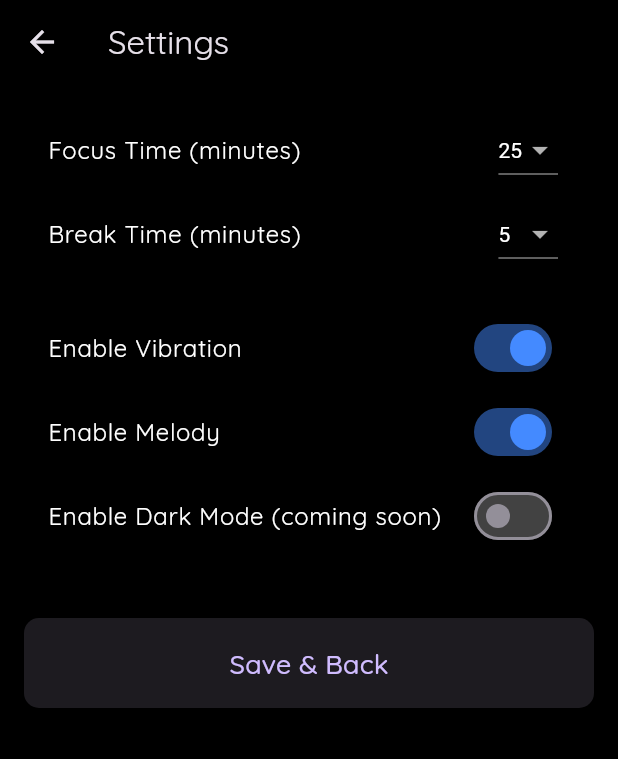
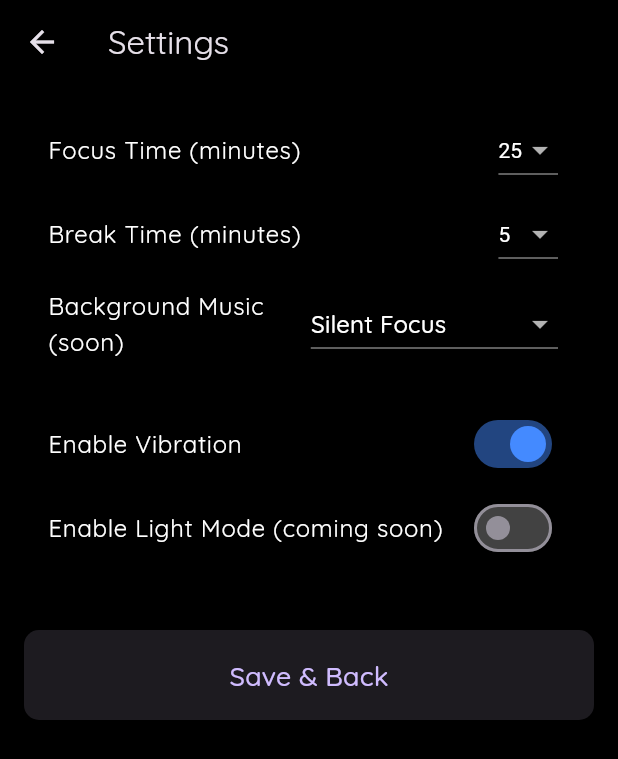
Before and after one commit to Omadbek01/Pomodoro_productivity, a Flutter app: the screen it shows after launch, after a tap on the "play arrow" icon, after a tap on the "settings" icon, on a phone screen of 412 x 824 dp. Shown: the top 759 px of the screen. Run offline on Flutter 3.47's test engine with Material 3 defaults, Android fonts, the phone set to English and light mode, and no system bars; our stand-ins replace circular_countdown_timer, flutter_local_notifications, permission_handler, shared_preferences, timezone, vibration; missing offline and left inert: android_alarm_manager_plus, blinking_text, flutter_foreground_task, ndialog.

Commit message:
Alarm notification with foreground task running

```diff
--- a/lib/main.dart
+++ b/lib/main.dart
@@ -1,11 +1,19 @@
 import 'package:flutter/material.dart';
+import 'package:flutter_local_notifications/flutter_local_notifications.dart';
 import 'screens/home_page.dart';
 import 'package:timezone/data/latest.dart' as tz;
 
+FlutterLocalNotificationsPlugin flutterLocalNotificationsPlugin =
+FlutterLocalNotificationsPlugin();
 
 Future<void> main() async {
   WidgetsFlutterBinding.ensureInitialized();
   tz.initializeTimeZones();
+
+  flutterLocalNotificationsPlugin
+      .resolvePlatformSpecificImplementation<
+      AndroidFlutterLocalNotificationsPlugin>()!
+      .requestNotificationsPermission();
   runApp(const Pomodoro());
 }
 
--- a/lib/notification/alarm_manager.dart
+++ /dev/null
@@ -1,104 +0,0 @@
-import 'package:flutter_local_notifications/flutter_local_notifications.dart';
-import 'package:timezone/timezone.dart' as tz;
-import 'package:timezone/data/latest_all.dart' as tz;
-import 'package:vibration/vibration.dart';
-
-class PomodoroAlarmManager {
-  final FlutterLocalNotificationsPlugin flutterLocalNotificationsPlugin =
-  FlutterLocalNotificationsPlugin();
-
-  bool _isPaused = false;
-  int? _remainingTime; // Remaining time in seconds when paused
-  int? _originalDuration; // Original duration of the timer
-  int _notificationId = 0; // Unique ID for each notification
-
-  PomodoroAlarmManager() {
-    _initialize();
-  }
-
-  Future<void> _initialize() async {
-    // Initialize Timezone and Notifications
-    tz.initializeTimeZones();
-
-    // Android and iOS initialization settings
-    const AndroidInitializationSettings initializationSettingsAndroid =
-    AndroidInitializationSettings('@mipmap/ic_launcher');
-    const InitializationSettings initializationSettings = InitializationSettings(
-      android: initializationSettingsAndroid,
-      iOS: DarwinInitializationSettings(),
-    );
-
-    // Initialize the notification plugin
-    await flutterLocalNotificationsPlugin.initialize(
-      initializationSettings,
-      onDidReceiveNotificationResponse: (response) {
-        print('Notification clicked with payload: ${response.payload}');
-      },
-    );
-  }
-
-  Future<void> schedulePomodoroAlarm({
-    required int durationInSeconds, // Duration in seconds for the Pomodoro session
-    String alarmTitle = 'Pomodoro Complete', // Default notification title
-    String alarmBody = 'Time to take a break!', // Default notification body
-  }) async {
-    // Store original duration
-    _originalDuration = durationInSeconds;
-    _remainingTime = durationInSeconds;
-
-    // Calculate the time when the alarm should trigger
-    final now = tz.TZDateTime.now(tz.local);
-    final scheduledTime = now.add(Duration(seconds: durationInSeconds));
-
-    // Notification details
-    const AndroidNotificationDetails androidPlatformChannelSpecifics =
-    AndroidNotificationDetails(
-      'pomodoro_channel_id', // Channel ID
-      'Pomodoro Notifications', // Channel name
-      channelDescription: 'Notifications for Pomodoro timer completion',
-      importance: Importance.max,
-      priority: Priority.high,
-      sound: RawResourceAndroidNotificationSound('notification'), // Custom sound
-      playSound: true,
-    );
-    const NotificationDetails platformChannelSpecifics =
-    NotificationDetails(android: androidPlatformChannelSpecifics);
-
-    // Schedule the notification
-    await flutterLocalNotificationsPlugin.zonedSchedule(
-      _notificationId, // Notification ID
-      alarmTitle, // Notification title
-      alarmBody, // Notification body
-      scheduledTime, // Scheduled time
-      platformChannelSpecifics, // Notification details
-      androidScheduleMode: AndroidScheduleMode.exactAllowWhileIdle,
-      uiLocalNotificationDateInterpretation:
-      UILocalNotificationDateInterpretation.absoluteTime,
-    );
-
-    // Schedule vibration when the alarm triggers
-    Future.delayed(Duration(seconds: durationInSeconds), () async {
-      if (await Vibration.hasVibrator() == true) {
-        Vibration.vibrate(pattern: [0, 1000, 500, 1000]); // Vibrate with pattern
-      }
-    });
-
-    print('Pomodoro alarm scheduled for: $scheduledTime');
-  }
-
-
-
-  Future<void> cancelPomodoroAlarm() async {
-    // Cancel the current notification and reset the timer
-    _remainingTime = null;
-    _originalDuration = null;
-    _isPaused = false;
-    await Future.delayed(Duration(seconds: 2));
-    if (await Vibration.hasVibrator() == true) {
-      Vibration.cancel(); // Stop ongoing vibration
-    }
-    await flutterLocalNotificationsPlugin.cancel(_notificationId);
-
-    print('Pomodoro alarm reset.');
-  }
-}
--- /dev/null
+++ b/lib/notification/alarm_manager_foreground.dart
@@ -0,0 +1,225 @@
+import 'package:flutter/cupertino.dart';
+import 'package:flutter_local_notifications/flutter_local_notifications.dart';
+import 'package:timezone/timezone.dart' as tz;
+import 'package:timezone/data/latest_all.dart' as tz;
+import 'package:flutter_foreground_task/flutter_foreground_task.dart';
+import 'package:shared_preferences/shared_preferences.dart';
+import 'package:vibration/vibration.dart';
+
+class PomodoroAlarmManager {
+  final FlutterLocalNotificationsPlugin flutterLocalNotificationsPlugin =
+  FlutterLocalNotificationsPlugin();
+
+  bool _isPaused = false;
+  int? _remainingTime; // Remaining time in seconds when paused
+  int? _originalDuration; // Original duration of the timer
+  int _notificationId = 0; // Unique ID for each notification
+
+  PomodoroAlarmManager() {
+    _initialize();
+  }
+
+  Future<void> _initialize() async {
+    // Initialize Timezone and Notifications
+    tz.initializeTimeZones();
+
+    // Android and iOS initialization settings
+    const AndroidInitializationSettings initializationSettingsAndroid =
+    AndroidInitializationSettings('@mipmap/ic_launcher');
+    const InitializationSettings initializationSettings =
+    InitializationSettings(
+      android: initializationSettingsAndroid,
+      iOS: DarwinInitializationSettings(),
+    );
+
+    // Initialize the notification plugin
+    await flutterLocalNotificationsPlugin.initialize(
+      initializationSettings,
+      onDidReceiveNotificationResponse: (response) {
+        print('Notification clicked with payload: ${response.payload}');
+        if (response.payload == 'alarm') {
+          _handleAlarm();
+        }
+      },
+    );
+
+    // Initialize Flutter Foreground Task
+    FlutterForegroundTask.init(
+      androidNotificationOptions: AndroidNotificationOptions(
+        channelId: 'foreground_service',
+        channelName: 'Pomodoro Timer',
+        channelDescription: 'Timer running in the background',
+        onlyAlertOnce: true,
+        playSound: false,
+        priority: NotificationPriority.HIGH,
+      ),
+      iosNotificationOptions: const IOSNotificationOptions(
+        showNotification: true,
+        playSound: false,
+      ),
+      foregroundTaskOptions: ForegroundTaskOptions(
+        eventAction: ForegroundTaskEventAction.repeat(1000), // 1-second interval
+        autoRunOnBoot: true,
+        allowWakeLock: true,
+        allowWifiLock: true,
+      ),
+    );
+    debugPrint('Flutter foreground task initialized.');
+  }
+
+  Future<void> startForegroundTask() async {
+    if (await FlutterForegroundTask.isRunningService) {
+      print('Foreground task is already running.');
+      return;
+    }
+
+    await FlutterForegroundTask.startService(
+      notificationTitle: 'Pomodoro Timer',
+      notificationText: 'Timer is running...',
+      callback: _foregroundTaskCallback,
+    );
+    debugPrint('Flutter foreground task has started.');
+  }
+
+  Future<void> stopForegroundTask() async {
+    if (await FlutterForegroundTask.isRunningService) {
+      await FlutterForegroundTask.stopService();
+      print('Foreground task stopped.');
+    }
+  }
+
+  Future<void> schedulePomodoroAlarm({
+    required int durationInSeconds,
+    String alarmTitle = 'Pomodoro Complete',
+    String alarmBody = 'Time to take a break!',
+  }) async {
+    // Store original duration
+    _originalDuration = durationInSeconds;
+    _remainingTime = durationInSeconds;
+
+    // Calculate and save alarm time
+    final now = tz.TZDateTime.now(tz.local);
+    final scheduledTime = now.add(Duration(seconds: durationInSeconds));
+    await _saveAlarmTime(scheduledTime);
+
+    // Notification details
+    const AndroidNotificationDetails androidPlatformChannelSpecifics =
+    AndroidNotificationDetails(
+      'pomodoro_channel_id',
+      'Pomodoro Notifications',
+      channelDescription: 'Notifications for Pomodoro timer completion',
+      importance: Importance.max,
+      priority: Priority.high,
+      sound: RawResourceAndroidNotificationSound('notification'),
+      playSound: true,
+    );
+    const NotificationDetails platformChannelSpecifics =
+    NotificationDetails(android: androidPlatformChannelSpecifics);
+
+    // Schedule the notification
+    await flutterLocalNotificationsPlugin.zonedSchedule(
+      _notificationId,
+      alarmTitle,
+      alarmBody,
+      scheduledTime,
+      platformChannelSpecifics,
+      androidAllowWhileIdle: true,
+      androidScheduleMode: AndroidScheduleMode.exactAllowWhileIdle,
+      uiLocalNotificationDateInterpretation:
+      UILocalNotificationDateInterpretation.absoluteTime,
+      matchDateTimeComponents: DateTimeComponents.time,
+      payload: 'alarm', // Payload to identify the notification callback
+    );
+
+    // Start the foreground service
+    await startForegroundTask();
+
+    print('Pomodoro alarm scheduled for: $scheduledTime');
+  }
+
+  Future<void> cancelPomodoroAlarm() async {
+    // Cancel the current notification and reset the timer
+    _remainingTime = null;
+    _originalDuration = null;
+    _isPaused = false;
+    await stopForegroundTask();
+    if (await Vibration.hasVibrator() == true) {
+      Vibration.cancel();
+    }
+    await flutterLocalNotificationsPlugin.cancel(_notificationId);
+    await _clearAlarmTime();
+    print('Pomodoro alarm reset.');
+  }
+
+  /// Handle the alarm (vibration + stop foreground task)
+  Future<void> _handleAlarm() async {
+    if (await Vibration.hasVibrator() == true) {
+      Vibration.vibrate(pattern: [0, 1000, 500, 1000]);
+    }
+
+    // Stop the foreground task once the timer ends
+    await stopForegroundTask();
+  }
+
+  /// Save the alarm time to shared preferences
+  Future<void> _saveAlarmTime(DateTime alarmTime) async {
+    SharedPreferences prefs = await SharedPreferences.getInstance();
+    prefs.setString("alarmTime", alarmTime.toIso8601String());
+    print('Alarm time saved: $alarmTime');
+  }
+
+  /// Clear the saved alarm time
+  Future<void> _clearAlarmTime() async {
+    SharedPreferences prefs = await SharedPreferences.getInstance();
+    prefs.remove("alarmTime");
+    print('Alarm time cleared.');
+  }
+
+  /// Calculate the remaining time dynamically based on saved alarm time
+  Future<int> calculateRemainingTime(int defaultDuration) async {
+    SharedPreferences prefs = await SharedPreferences.getInstance();
+    String? alarmTimeString = prefs.getString("alarmTime");
+
+    if (alarmTimeString != null) {
+      DateTime alarmTime = DateTime.parse(alarmTimeString);
+      DateTime now = DateTime.now();
+
+      if (now.isAfter(alarmTime)) {
+        // Timer has completed, reset to default
+        await _clearAlarmTime();
+        return defaultDuration;
+      } else {
+        // Timer is still running, calculate remaining time
+        return alarmTime.difference(now).inSeconds;
+      }
+    } else {
+      return defaultDuration; // No saved alarm time, return default
+    }
+  }
+
+  // Callback for the foreground task
+  @pragma('vm:entry-point')
+  static void _foregroundTaskCallback() {
+    FlutterForegroundTask.setTaskHandler(_PomodoroTaskHandler());
+  }
+}
+
+class _PomodoroTaskHandler extends TaskHandler {
+  @override
+  Future<void> onStart(DateTime timestamp, TaskStarter starter) async {
+    print('Foreground task started.');
+  }
+
+  @override
+  void onRepeatEvent(DateTime timestamp) {
+    print('Foreground task running: ${timestamp.toIso8601String()}');
+  }
+
+  @override
+  Future<void> onDestroy(DateTime timestamp) async {
+    print('Foreground task stopped.');
+  }
+
+  @override
+  void onReceiveData(Object data) {}
+}
--- a/lib/screens/home_page.dart
+++ b/lib/screens/home_page.dart
@@ -8,7 +8,9 @@ import '../utils/clockControlButton.dart';
 import '../screens/settingsPage.dart';
 import '../utils/settingsSharedPreferences.dart';
 import '../notification/localNotifications.dart';
-import '../notification/alarm_manager.dart';
+import '../utils/dialog_action_button.dart';
+import '../notification/alarm_manager_foreground.dart';
+import '../utils/timerSyncHandler.dart';
 
 class HomePage extends StatefulWidget {
   final List<Icon> timesCompleted = [];
@@ -39,7 +41,7 @@ class _HomePageState extends State<HomePage> with TickerProviderStateMixin {
   bool _isDarkModeEnabled = false;
   int focusTimeInMinutes = 25;
   int breakTimeInMinutes = 5;
-  int varSeconds = 6;
+  int varSeconds = 60;
   final pomodoroManager = PomodoroAlarmManager();
   final CountDownController _clockController = CountDownController();
   bool _isLoading = true; // Track loading state
@@ -49,19 +51,33 @@ class _HomePageState extends State<HomePage> with TickerProviderStateMixin {
 
   @override
   void initState() {
+    super.initState();
     _initializeSharedPreferences();
     NotificationService().initNotification();
     _checkExactAlarmPermission();
-    super.initState();
   }
 
   Future<void> _initializeSharedPreferences() async {
     await getSharedSettingsPrerefence();
+
+    // Calculate remaining time dynamically
+    int calculatedDuration = await TimerSyncHandler().calculateRemainingTime(
+        (_isBreakTime ? breakTimeInMinutes : focusTimeInMinutes) * varSeconds);
+
+    // Determine if calculatedDuration is valid
+    bool hasValidSavedTime = calculatedDuration > 0 &&
+        calculatedDuration <= (_isBreakTime
+            ? breakTimeInMinutes * varSeconds
+            : focusTimeInMinutes * varSeconds);
+
     setState(() {
-      _initialDuration = focusTimeInMinutes * varSeconds; // Initialize duration
+      _initialDuration = hasValidSavedTime
+          ? calculatedDuration
+          : focusTimeInMinutes * varSeconds; // Use default duration if invalid
       _isLoading = false;
     });
   }
+
 
   //MAIN SCREEN-UI
   @override
@@ -165,7 +181,7 @@ class _HomePageState extends State<HomePage> with TickerProviderStateMixin {
                         //RESET BUTTON
                         if (_isPaused)
                           ClockControlButton(
-                              onTap: resetClock,
+                              onTap: () => resetClock(isBreakTime: false),
                               color: Colors.redAccent,
                               icon: Icons.replay,
                               width: width)
@@ -255,7 +271,7 @@ class _HomePageState extends State<HomePage> with TickerProviderStateMixin {
   }
 
   //Pause the clock
-  void pauseClock() {
+  void pauseClock() async {
     setState(() {
       _clockController.pause();
       _isPaused = true;
@@ -268,48 +284,36 @@ class _HomePageState extends State<HomePage> with TickerProviderStateMixin {
     setState(() {
       _clockController.resume();
       _isPaused = false;
+      _isClockStarted = true;
       _scheduleAlarmNotification();
     });
   }
 
-  //Reset the clock
-  void resetClock() {
+  void resetClock({required bool isBreakTime}) async {
     setState(() {
-      debugPrint("Focus time");
-      _restartClock(duration: focusTimeInMinutes * varSeconds);
+      if (isBreakTime) {
+        debugPrint("Break time");
+        _restartClock(duration: breakTimeInMinutes * varSeconds);
+        _isBreakTime = true;
+      } else {
+        debugPrint("Focus time");
+        _restartClock(duration: focusTimeInMinutes * varSeconds);
+        _isBreakTime = false;
+      }
       _clockController.pause(); // Ensure the timer does not auto-start
       _isPaused = false;
       _isClockStarted = false;
-      _isBreakTime = false;
-    });
-  }
-
-  //Reset the clock for pause
-  void resetClockForPause() {
-    setState(() {
-      debugPrint("Break time");
-      _restartClock(duration: breakTimeInMinutes * (varSeconds));
-      _clockController.pause(); // Ensure the timer does not auto-start
-      _isPaused = false;
-      _isClockStarted = false;
-      _isBreakTime = true;
     });
   }
 
   // Handle session completion
   Future<void> handleCompletion() async {
-
-    //await _handleVibration(); //THis is going to be handled with alarm manager
     _updateTimesCompleted();
-
-    // Reset clock based on session type
     if (!_isBreakTime) {
-      resetClockForPause();
+      resetClock(isBreakTime: true);
     } else {
-      resetClock();
+      resetClock(isBreakTime: false);
     }
-
-    // Show dialog
     await _showCompletionDialog();
   }
 
@@ -318,7 +322,7 @@ class _HomePageState extends State<HomePage> with TickerProviderStateMixin {
       double height, double width) {
     return CircularCountDownTimer(
       controller: _clockController,
-      duration: focusTimeInMinutes * varSeconds, // 25 minutes
+      duration: _initialDuration,
       height: height,
       width: width,
       ringColor: Colors.grey.shade800,
@@ -344,27 +348,19 @@ class _HomePageState extends State<HomePage> with TickerProviderStateMixin {
     debugPrint('Remaining time $remainingTimeInSeconds');
 
     final int defaultPomodoroDuration = focusTimeInMinutes * varSeconds;
-    final int finalRemainingTimeInSeconds = (remainingTimeInSeconds != null && remainingTimeInSeconds > 0)
-        ? remainingTimeInSeconds
-        : defaultPomodoroDuration;
+    final int finalRemainingTimeInSeconds =
+        (remainingTimeInSeconds != null && remainingTimeInSeconds > 0)
+            ? remainingTimeInSeconds
+            : defaultPomodoroDuration;
 
     debugPrint('Final Remaining time $finalRemainingTimeInSeconds');
     pomodoroManager.schedulePomodoroAlarm(
-      durationInSeconds: finalRemainingTimeInSeconds-2,
+      durationInSeconds: finalRemainingTimeInSeconds,
       alarmTitle: 'Pomodoro Complete',
-      alarmBody: !_isBreakTime? 'Time to take a break!': 'It is time to focus!',
+      alarmBody:
+          !_isBreakTime ? 'Time to take a break!' : 'It is time to focus!',
     );
   }
-
-  /*// Handle device vibration
-  Future<void> _handleVibration() async {
-    if ((await Vibration.hasVibrator()) == true && _isVibrationEnabled) {
-      Vibration.vibrate(duration: 500);
-      debugPrint("Vibrating for half a second.");
-    } else {
-      debugPrint("No vibration detected. Vibration pref: $_isVibrationEnabled");
-    }
-  }*/
 
   // Update times completed
   void _updateTimesCompleted() {
@@ -382,7 +378,6 @@ class _HomePageState extends State<HomePage> with TickerProviderStateMixin {
     }
   }
 
-
 // Show completion dialog
   Future<void> _showCompletionDialog() async {
     await NDialog(
@@ -395,42 +390,9 @@ class _HomePageState extends State<HomePage> with TickerProviderStateMixin {
             : const Text("Great job! Take a short break."),
       ),
       actions: [
-        _buildDialogActionButton(context),
+        DialogActionButton(isBreakTime: _isBreakTime),
       ],
     ).show(context);
-  }
-
-// Build dialog action button
-  Widget _buildDialogActionButton(BuildContext context) {
-    return AnimatedContainer(
-      duration: const Duration(milliseconds: 300),
-      curve: Curves.easeInOut,
-      padding: const EdgeInsets.symmetric(horizontal: 30.0, vertical: 15.0),
-      child: ElevatedButton(
-        style: ElevatedButton.styleFrom(
-          backgroundColor: Colors.green,
-          shape:
-              RoundedRectangleBorder(borderRadius: BorderRadius.circular(12.0)),
-        ),
-        child: TweenAnimationBuilder(
-          duration: const Duration(milliseconds: 300),
-          tween: Tween<double>(begin: 14.0, end: 24.0),
-          builder: (context, fontSize, child) {
-            return Text(
-              !_isBreakTime ? "Start Focus" : "Start Break",
-              style: TextStyle(
-                fontSize: fontSize,
-                fontWeight: FontWeight.bold,
-                color: Colors.white,
-              ),
-            );
-          },
-        ),
-        onPressed: () {
-          Navigator.of(context).pop();
-        },
-      ),
-    );
   }
 
   getSharedSettingsPrerefence() async {
--- a/lib/screens/settingsPage.dart
+++ b/lib/screens/settingsPage.dart
@@ -14,11 +14,23 @@ class _SettingsPageState extends State<SettingsPage> {
   bool? _isVibrationEnabled;
   bool? _isMelodyEnabled;
   bool? _isDarkModeEnabled;
+  String? _selectedMusic;
+  // Dummy background music list
+  final List<String> _backgroundMusicList = [
+    "Silent Focus",
+    "Forest Breeze",
+    "Ocean Waves",
+    "Rain Drops",
+    "Meditation Melody",
+    "Fireplace Crackle",
+    "Chill Vibes",
+  ];
 
   @override
   void initState() {
     super.initState();
     _loadPreferences();
+    _selectedMusic = _backgroundMusicList.first;
   }
 
   // Load preferences from PreferencesService asynchronously
@@ -71,6 +83,33 @@ class _SettingsPageState extends State<SettingsPage> {
                     },
                   ),
 
+                  // Background Music Selection
+                  ListTile(
+                    title: const Text(
+                      "Background Music (soon)",
+                      style: TextStyle(color: Colors.white),
+                    ),
+                    trailing: DropdownButton<String>(
+                      value: _selectedMusic,
+                      dropdownColor: Colors.black,
+                      items: _backgroundMusicList.map((String music) {
+                        return DropdownMenuItem<String>(
+                          value: music,
+                          child: Text(
+                            music,
+                            style: const TextStyle(color: Colors.white),
+                          ),
+                        );
+                      }).toList(),
+                      onChanged: (selected) {
+                        setState(() {
+                          _selectedMusic = selected;
+                          // Save the selected music to shared preferences or state
+                        });
+                      },
+                    ),
+                  ),
+
                   const SizedBox(height: 20),
 
                   // Vibration Switch
@@ -85,21 +124,9 @@ class _SettingsPageState extends State<SettingsPage> {
                     },
                   ),
 
-                  // Melody Switch
-                  _buildSwitch(
-                    title: "Enable Melody",
-                    value: _isMelodyEnabled?? true,
-                    onChanged: (value) {
-                      setState(() {
-                        _isMelodyEnabled = value;
-                        PreferencesService.setMelodyEnabled(value);
-                      });
-                    },
-                  ),
-
                   // Dark Mode Switch
                   _buildSwitch(
-                    title: "Enable Dark Mode (coming soon)",
+                    title: "Enable Light Mode (coming soon)",
                     value: _isDarkModeEnabled?? false,
                     onChanged: (value) {
                       setState(() {
--- a/lib/utils/settingsSharedPreferences.dart
+++ b/lib/utils/settingsSharedPreferences.dart
@@ -98,4 +98,6 @@ class PreferencesService {
       rethrow;
     }
   }
+
+
 }
--- /dev/null
+++ b/lib/utils/timerSyncHandler.dart
@@ -0,0 +1,39 @@
+import 'package:flutter/material.dart';
+import 'package:shared_preferences/shared_preferences.dart';
+
+class TimerSyncHandler {
+  /// Save the alarm end time to shared preferences.
+  Future<void> saveAlarmTime(DateTime alarmTime) async {
+    SharedPreferences prefs = await SharedPreferences.getInstance();
+    prefs.setString("alarmTime", alarmTime.toIso8601String());
+  }
+
+  /// Calculate the remaining time dynamically.
+  Future<int> calculateRemainingTime(int defaultDuration) async {
+    SharedPreferences prefs = await SharedPreferences.getInstance();
+    String? alarmTimeString = prefs.getString("alarmTime");
+
+    if (alarmTimeString != null) {
+      DateTime alarmTime = DateTime.parse(alarmTimeString);
+      DateTime now = DateTime.now();
+
+      if (now.isAfter(alarmTime)) {
+        // Timer has completed, reset to default
+        await clearTimerState();
+        return defaultDuration; // Reset timer
+      } else {
+        // Timer is still running, calculate remaining time
+        int remainingTime = alarmTime.difference(now).inSeconds;
+        return remainingTime > 0 ? remainingTime : defaultDuration;
+      }
+    } else {
+      return defaultDuration; // No saved alarm time, return default
+    }
+  }
+
+  /// Clear saved alarm time from shared preferences.
+  Future<void> clearTimerState() async {
+    SharedPreferences prefs = await SharedPreferences.getInstance();
+    prefs.remove("alarmTime");
+  }
+}
--- a/pubspec.yaml
+++ b/pubspec.yaml
@@ -43,6 +43,8 @@ dependencies:
   permission_handler: ^11.3.1
   flutter_timezone: ^2.0.0
   android_alarm_manager_plus: ^3.0.1
+  flutter_foreground_task: ^8.17.0
+
 
 
 dev_dependencies:
```
Also changed, not shown: lib/notification/test_alarm_manager_not_used.dart (deleted, +0 -58 lines), lib/utils/dialog_action_button.dart (added, +44 -0 lines), pubspec.lock, 8 other files.
